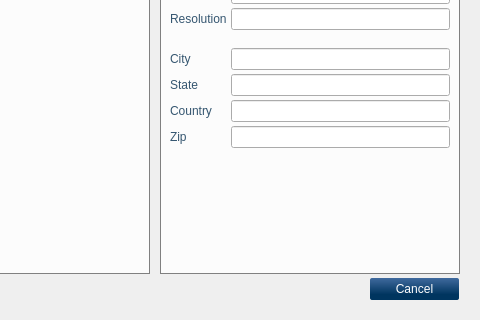
open-eid/qdigidoc, file client/ui/MainWindow.ui: the form before one commit; both pictures show x 170 to 650 and y 232 to 552 of the 650 by 552 pixel window.
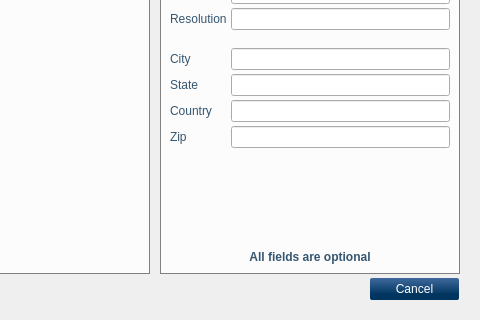
The form after the commit. The open tabs and pages were chosen to show the change. Icons and pictures are not drawn. Custom widgets are drawn as their Qt base class.

Commit message:
add info text
Ticket: #14652

Diff of the .ui file:
```diff
--- a/client/ui/MainWindow.ui
+++ b/client/ui/MainWindow.ui
@@ -116,7 +116,7 @@
 padding-right: 10px;
 }
 
-#infoFrame QLabel
+#infoFrame QLabel, #signInfo 
 { font: bold; }
 
 /* content */
@@ -812,6 +812,22 @@
                </property>
               </spacer>
              </item>
+             <item row="9" column="0" colspan="2">
+              <widget class="QLabel" name="signInfo">
+               <property name="font">
+                <font>
+                 <weight>75</weight>
+                 <bold>true</bold>
+                </font>
+               </property>
+               <property name="text">
+                <string>All fields are optional</string>
+               </property>
+               <property name="alignment">
+                <set>Qt::AlignCenter</set>
+               </property>
+              </widget>
+             </item>
             </layout>
            </widget>
           </item>
```
Left out of the diff: 2 changed lines with no effect on the pictures. The commit also changes 4 other files.
